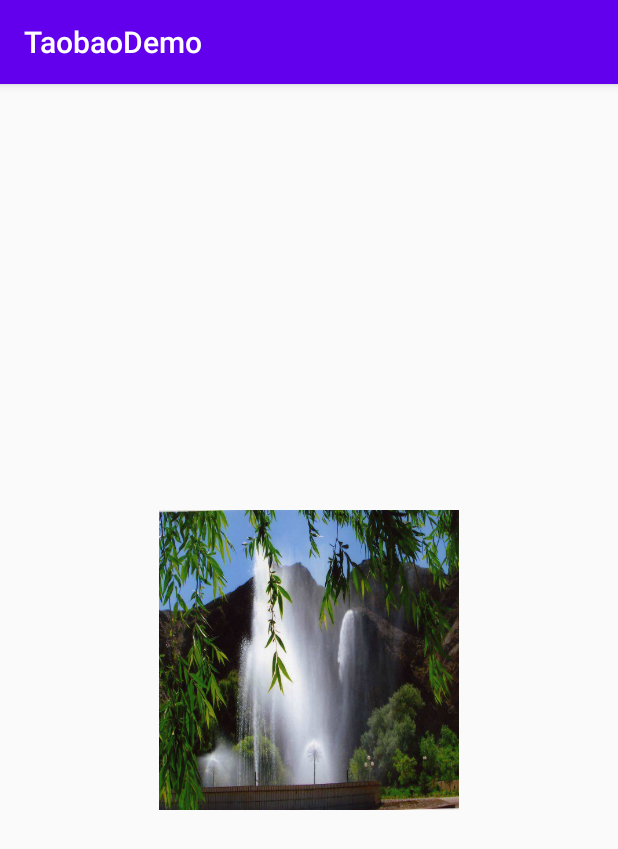
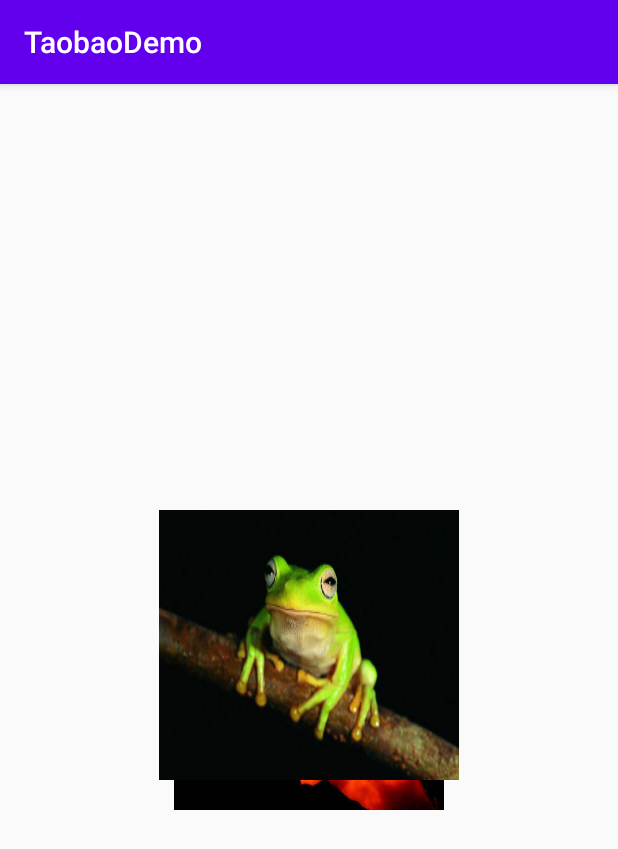
Before and after one commit to fjdpaul/DailyDemo, an Android app: the screen it shows after launch (MainActivity), on a phone screen of 412 x 824 dp. Shown: the top 849 px of the screen. Run offline under Robolectric (Android 15) with nearby library versions, the phone set to English and light mode, and no system bars.

Commit message:
【mod】

```diff
--- a/TaobaoDemo/app/src/main/java/com/tencent/liteav/taobaodemo/MainActivity.java
+++ b/TaobaoDemo/app/src/main/java/com/tencent/liteav/taobaodemo/MainActivity.java
@@ -11,25 +11,22 @@ import android.view.View;
 public class MainActivity extends AppCompatActivity {
     private View view;
     private TabView tabView;
+    private ScaleView scaleView;
+
+    private int[] resIds = {
+            R.drawable.ic_test_one,
+            R.drawable.ic_test_two,
+            R.drawable.ic_test_three,
+            R.drawable.ic_test_four,
+            R.drawable.ic_test_five
+    };
 
     @Override
     protected void onCreate(Bundle savedInstanceState) {
         super.onCreate(savedInstanceState);
         setContentView(R.layout.activity_main);
-//        view = this.findViewById(R.id.container);
-//        tabView = this.findViewById(R.id.tabView);
-//        tabView.setOnTouchListener(new View.OnTouchListener() {
-//            @Override
-//            public boolean onTouch(View v, MotionEvent event) {
-//                view.performClick();
-//                return false;
-//            }
-//        });
-//        view.setOnClickListener(new View.OnClickListener() {
-//            @Override
-//            public void onClick(View v) {
-//                tabView.switchTab();
-//            }
-//        });
+        scaleView = this.findViewById(R.id.scale_container);
+        scaleView.setImgs(resIds);
+        scaleView.start();
     }
 }
--- a/TaobaoDemo/app/src/main/java/com/tencent/liteav/taobaodemo/ScaleView.java
+++ b/TaobaoDemo/app/src/main/java/com/tencent/liteav/taobaodemo/ScaleView.java
@@ -6,14 +6,11 @@ import android.content.Context;
 import android.os.Build;
 import android.os.Handler;
 import android.util.AttributeSet;
-import android.util.Log;
-import android.view.View;
 import android.view.animation.LinearInterpolator;
 import android.widget.FrameLayout;
 import android.widget.ImageView;
 
 import androidx.annotation.Nullable;
-import androidx.annotation.RequiresApi;
 
 /**
  * @Description: 类作用描述
@@ -30,6 +27,8 @@ public class ScaleView extends FrameLayout {
     private ObjectAnimator objectAnimator;
     private int[] imgs;
     private Handler handler = new Handler();
+    private int currentPos = 0;
+    private int maxPos = 0;
     private Runnable runnable = new Runnable() {
         @Override
         public void run() {
@@ -63,14 +62,17 @@ public class ScaleView extends FrameLayout {
         objectAnimator.addUpdateListener(new ValueAnimator.AnimatorUpdateListener() {
             @Override
             public void onAnimationUpdate(ValueAnimator animation) {
+                if (imageView == null || imageView1 == null){
+                    return;
+                }
                 int s = (int) animation.getAnimatedValue();
                 if (isChange) {
                     value = 90 + s;
-                    imageView1.setScaleX(value/100);
-                    imageView1.setScaleY(value/100);
+                    imageView1.setScaleX(value / 100);
+                    imageView1.setScaleY(value / 100);
                     v = 100 - s;
-                    imageView.setScaleX(v/100);
-                    imageView.setScaleY(v/100);
+                    imageView.setScaleX(v / 100);
+                    imageView.setScaleY(v / 100);
                     imageView.setTranslationY(3 * s);
                     imageView1.setTranslationY(-3 * s);
                     if (Build.VERSION.SDK_INT >= Build.VERSION_CODES.LOLLIPOP) {
@@ -79,11 +81,11 @@ public class ScaleView extends FrameLayout {
                     }
                 } else {
                     value = 100 - s;
-                    imageView1.setScaleX(value/100);
-                    imageView1.setScaleY(value/100);
+                    imageView1.setScaleX(value / 100);
+                    imageView1.setScaleY(value / 100);
                     v = 90 + s;
-                    imageView.setScaleX(v/100);
-                    imageView.setScaleY(v/100);
+                    imageView.setScaleX(v / 100);
+                    imageView.setScaleY(v / 100);
                     imageView.setTranslationY(-3 * s);
                     imageView1.setTranslationY(3 * s);
                     if (Build.VERSION.SDK_INT >= Build.VERSION_CODES.LOLLIPOP) {
@@ -99,33 +101,62 @@ public class ScaleView extends FrameLayout {
                 //保证 获取宽、高，容器已经绘制完成
                 LayoutParams layoutParams = new LayoutParams(getWidth(), getHeight());
                 imageView = new ImageView(context);
-                imageView.setImageResource(R.drawable.ic_test_one);
+                setImageView(imageView);
                 imageView.setLayoutParams(layoutParams);
                 imageView.setScaleType(ImageView.ScaleType.FIT_XY);
                 addView(imageView);
                 imageView1 = new ImageView(context);
                 imageView1.setLayoutParams(layoutParams);
                 imageView1.setScaleType(ImageView.ScaleType.FIT_XY);
-                imageView1.setImageResource(R.drawable.ic_test_two);
+                setImageView(imageView1);
                 addView(imageView1);
             }
         });
 
     }
-    public void start(){
-        if (imgs == null || imgs.length < 2){
+
+    public void start() {
+        if (imgs == null || imgs.length < 2) {
             return;
         }
         handler.post(runnable);
     }
 
+    private void setImageView(ImageView imageView) {
+        if (imageView == null) {
+            return;
+        }
+        if (maxPos < 1) {
+            return;
+        }
+        if (currentPos > maxPos) {
+            currentPos = 0;
+        }
+        imageView.setImageResource(imgs[currentPos]);
+        ++currentPos;
+    }
+
     private void changeView() {
-        handler.postDelayed(runnable, 5000);
+        handler.postDelayed(runnable, 1000);
         isChange = !isChange;
         objectAnimator.start();
+        if (isChange){
+            setImageView(imageView);
+        } else {
+            setImageView(imageView1);
+        }
     }
 
     public void setImgs(int[] imgs) {
         this.imgs = imgs;
+        maxPos = imgs.length - 1;
+    }
+    public void destroyView(){
+        if (handler != null){
+            if (runnable != null){
+                handler.removeCallbacks(runnable);
+            }
+            handler = null;
+        }
     }
 }
--- a/TaobaoDemo/app/src/main/res/layout/activity_main.xml
+++ b/TaobaoDemo/app/src/main/res/layout/activity_main.xml
@@ -10,7 +10,7 @@
     android:foreground="?android:attr/selectableItemBackground">
 
     <com.tencent.liteav.taobaodemo.ScaleView
-        android:id="@+id/tabView"
+        android:id="@+id/scale_container"
         android:layout_width="200dp"
         android:layout_height="200dp"
         android:layout_gravity="center"
```
Also changed, not shown: TaobaoDemo/app/src/main/res/drawable-xxhdpi/ic_test_five.jpeg (added), TaobaoDemo/app/src/main/res/drawable-xxhdpi/ic_test_four.jpeg (added), TaobaoDemo/app/src/main/res/drawable-xxhdpi/ic_test_three.jpeg (added).
